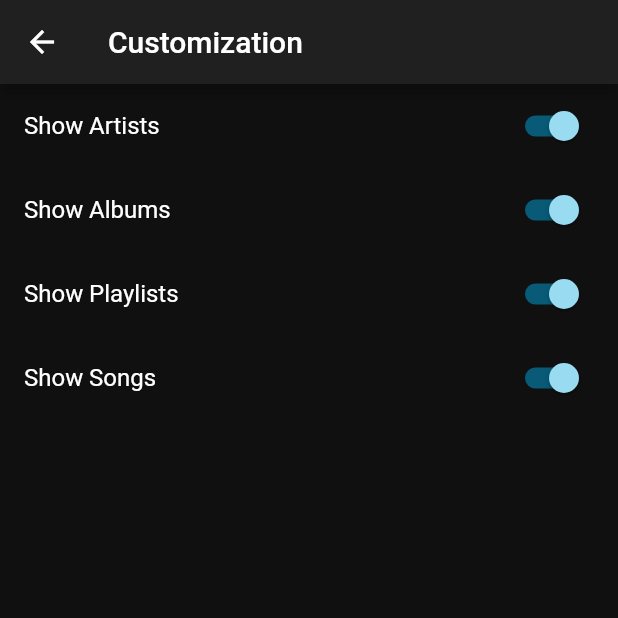
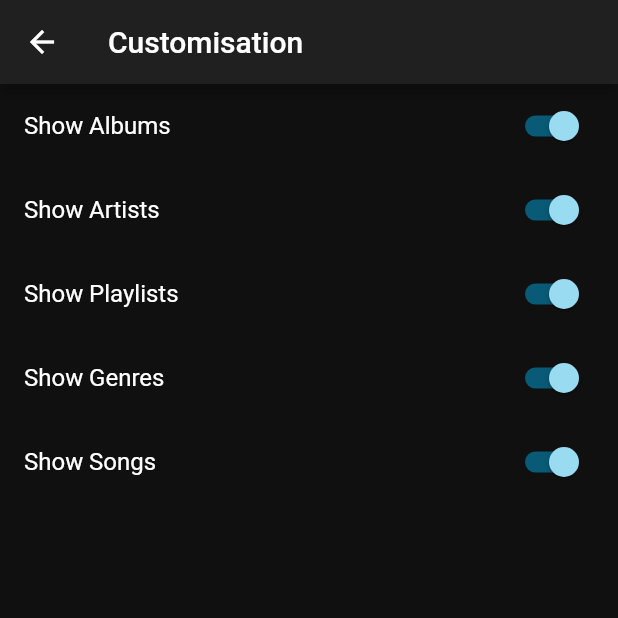
Before and after one commit to jmshrv/finamp, a Flutter app: the SettingsScreen screen opened by its route, after a tap on "Customization", on a phone screen of 412 x 824 dp, the top half of it. Run offline on Flutter 3.47's test engine with Material 2 defaults, Android fonts, the phone set to English and light mode, and no system bars; our stand-ins replace audio_service, cached_network_image, chopper, device_info, file_picker, get_it and 6 more; missing offline and left inert: audio_session, clipboard, file_sizes, flutter_downloader, simple_gesture_detector; accounts and stored records are empty; generated files the repository leaves out were written again; project files that could hold a hidden picture were left out.

Commit message:
Clean up custom tabs to use enum

```diff
--- a/lib/components/CustomizationSettingsScreen/HideTabToggle.dart
+++ b/lib/components/CustomizationSettingsScreen/HideTabToggle.dart
@@ -5,9 +5,12 @@ import '../../services/FinampSettingsHelper.dart';
 import '../../models/FinampModels.dart';
 
 class HideTabToggle extends StatelessWidget {
-  final String tabTitle;
+  const HideTabToggle({
+    Key? key,
+    required this.tabContentType,
+  }) : super(key: key);
 
-  const HideTabToggle({Key? key, required this.tabTitle}) : super(key: key);
+  final TabContentType tabContentType;
 
   @override
   Widget build(BuildContext context) {
@@ -15,10 +18,13 @@ class HideTabToggle extends StatelessWidget {
       valueListenable: FinampSettingsHelper.finampSettingsListener,
       builder: (_, box, __) {
         return SwitchListTile(
-          title: Text('Show ' + this.tabTitle),
-          value: FinampSettingsHelper.finampSettings.showTabs[this.tabTitle],
+          title: Text('Show ' + tabContentType.humanReadableName),
+          // This should never be null, but it gets set to true if it is.
+          value: FinampSettingsHelper
+                  .finampSettings.showTabs[this.tabContentType] ??
+              true,
           onChanged: (value) =>
-              FinampSettingsHelper.setShowTab(this.tabTitle, value),
+              FinampSettingsHelper.setShowTab(this.tabContentType, value),
         );
       },
     );
--- a/lib/components/MusicScreen/MusicScreenTabView.dart
+++ b/lib/components/MusicScreen/MusicScreenTabView.dart
@@ -10,8 +10,6 @@ import '../../services/DownloadsHelper.dart';
 import '../../components/AlbumScreen/SongListTile.dart';
 import '../errorSnackbar.dart';
 import 'AlbumListTile.dart';
-
-enum TabContentType { songs, albums, artists, genres, playlists }
 
 class MusicScreenTabView extends StatefulWidget {
   const MusicScreenTabView({
--- a/lib/main.dart
+++ b/lib/main.dart
@@ -26,7 +26,7 @@ import 'screens/TranscodingSettingsScreen.dart';
 import 'screens/DownloadLocationsSettingsScreen.dart';
 import 'screens/AddDownloadLocationScreen.dart';
 import 'screens/AudioServiceSettingsScreen.dart';
-import 'screens/CustomizationSettingsScreen.dart';
+import 'screens/CustomisationSettingsScreen.dart';
 import 'screens/AddToPlaylistScreen.dart';
 import 'services/AudioServiceHelper.dart';
 import 'services/JellyfinApiData.dart';
@@ -118,6 +118,7 @@ Future<void> setupHive() async {
   Hive.registerAdapter(QueueItemAdapter());
   Hive.registerAdapter(ExternalUrlAdapter());
   Hive.registerAdapter(NameLongIdPairAdapter());
+  Hive.registerAdapter(TabContentTypeAdapter());
   await Future.wait([
     Hive.openBox<DownloadedParent>("DownloadedParents"),
     Hive.openBox<DownloadedSong>("DownloadedItems"),
@@ -221,7 +222,8 @@ class Finamp extends StatelessWidget {
             "/settings/downloadlocations/add": (context) =>
                 AddDownloadLocationScreen(),
             "/settings/audioservice": (context) => AudioServiceSettingsScreen(),
-            "/settings/customization": (context) => CustomizationSettingsScreen(),
+            "/settings/customisation": (context) =>
+                CustomisationSettingsScreen(),
           },
           initialRoute: "/",
           darkTheme: ThemeData(
--- a/lib/models/FinampModels.dart
+++ b/lib/models/FinampModels.dart
@@ -31,6 +31,9 @@ class FinampSettings {
     this.isOffline = false,
     this.shouldTranscode = false,
     this.transcodeBitrate = 320000,
+    // downloadLocations is required since the other values can be created with
+    // default values. create() is used to return a FinampSettings with
+    // downloadLocations.
     required this.downloadLocations,
     this.androidStopForegroundOnPause = true,
     required this.showTabs,
@@ -47,24 +50,26 @@ class FinampSettings {
   @HiveField(4)
   late bool androidStopForegroundOnPause;
   @HiveField(5)
-  Map showTabs;
+  Map<TabContentType, bool> showTabs;
 
   static Future<FinampSettings> create() async {
     Directory internalSongDir = await getInternalSongDir();
-    Map<String, bool> showTabs = {
-      'Albums': true,
-      'Artists': true,
-      'Playlists': true,
-      'Songs': true
-    };
-    return FinampSettings(downloadLocations: [
+    return FinampSettings(
+      downloadLocations: [
         DownloadLocation(
           name: "Internal Storage",
           path: internalSongDir.path,
           useHumanReadableNames: false,
           deletable: false,
         )
-    ], showTabs: showTabs);
+      ],
+      // Create a map of TabContentType from TabContentType's values.
+      showTabs: Map.fromEntries(
+        TabContentType.values.map(
+          (e) => MapEntry(e, true),
+        ),
+      ),
+    );
   }
 }
 
@@ -230,3 +235,44 @@ class NewDownloadLocation {
   bool? useHumanReadableNames;
   bool deletable;
 }
+
+/// Supported tab types in MusicScreenTabView.
+@HiveType(typeId: 36)
+enum TabContentType {
+  @HiveField(0)
+  albums,
+
+  @HiveField(1)
+  artists,
+
+  @HiveField(2)
+  playlists,
+
+  @HiveField(3)
+  genres,
+
+  @HiveField(4)
+  songs,
+}
+
+extension TabContentTypeExtension on TabContentType {
+  /// Human-readable version of the [TabContentType]. For example, toString() on
+  /// [TabContentType.songs], toString() would return "TabContentType.songs".
+  /// With this function, the same input would return "Songs".
+  String get humanReadableName => _humanReadableName(this);
+
+  String _humanReadableName(TabContentType tabContentType) {
+    switch (tabContentType) {
+      case TabContentType.songs:
+        return "Songs";
+      case TabContentType.albums:
+        return "Albums";
+      case TabContentType.artists:
+        return "Artists";
+      case TabContentType.genres:
+        return "Genres";
+      case TabContentType.playlists:
+        return "Playlists";
+    }
+  }
+}
--- a/lib/screens/ArtistScreen.dart
+++ b/lib/screens/ArtistScreen.dart
@@ -1,6 +1,7 @@
 import 'package:flutter/material.dart';
 
 import '../models/JellyfinModels.dart';
+import '../models/FinampModels.dart';
 import '../components/MusicScreen/MusicScreenTabView.dart';
 import '../components/NowPlayingBar.dart';
 
--- /dev/null
+++ b/lib/screens/CustomisationSettingsScreen.dart
@@ -0,0 +1,25 @@
+import 'package:flutter/material.dart';
+
+import '../models/FinampModels.dart';
+import '../components/CustomizationSettingsScreen/HideTabToggle.dart';
+
+class CustomisationSettingsScreen extends StatelessWidget {
+  const CustomisationSettingsScreen({Key? key}) : super(key: key);
+
+  @override
+  Widget build(BuildContext context) {
+    return Scaffold(
+      appBar: AppBar(
+        title: Text("Customisation"),
+      ),
+      body: Scrollbar(
+        child: ListView.builder(
+          itemCount: TabContentType.values.length,
+          itemBuilder: (context, index) {
+            return HideTabToggle(tabContentType: TabContentType.values[index]);
+          },
+        ),
+      ),
+    );
+  }
+}
--- a/lib/screens/CustomizationSettingsScreen.dart
+++ /dev/null
@@ -1,27 +0,0 @@
-import 'package:finamp/components/CustomizationSettingsScreen/HideTabToggle.dart';
-import 'package:flutter/material.dart';
-
-// import '../components/AudioServiceSettingsScreen/StopForegroundSelector.dart';
-
-class CustomizationSettingsScreen extends StatelessWidget {
-  const CustomizationSettingsScreen({Key? key}) : super(key: key);
-
-  @override
-  Widget build(BuildContext context) {
-    return Scaffold(
-      appBar: AppBar(
-        title: Text("Customization"),
-      ),
-      body: Scrollbar(
-        child: ListView(
-          children: [
-            HideTabToggle(tabTitle: "Artists",),
-            HideTabToggle(tabTitle: "Albums",),
-            HideTabToggle(tabTitle: "Playlists",),
-            HideTabToggle(tabTitle: "Songs",)
-          ],
-        ),
-      ),
-    );
-  }
-}
--- a/lib/screens/SettingsScreen.dart
+++ b/lib/screens/SettingsScreen.dart
@@ -51,7 +51,7 @@ class SettingsScreen extends StatelessWidget {
               leading: Icon(Icons.settings),
               title: Text("Customization"),
               onTap: () =>
-                  Navigator.of(context).pushNamed("/settings/customization"),
+                  Navigator.of(context).pushNamed("/settings/customisation"),
             ),
           ],
         ),
--- a/lib/services/FinampSettingsHelper.dart
+++ b/lib/services/FinampSettingsHelper.dart
@@ -53,9 +53,9 @@ class FinampSettingsHelper {
         .put("FinampSettings", finampSettingsTemp);
   }
 
-  static void setShowTab(String tabTitle, bool value) {
+  static void setShowTab(TabContentType tabContentType, bool value) {
     FinampSettings finampSettingsTemp = finampSettings;
-    finampSettingsTemp.showTabs[tabTitle] = value;
+    finampSettingsTemp.showTabs[tabContentType] = value;
     Hive.box<FinampSettings>("FinampSettings")
         .put("FinampSettings", finampSettingsTemp);
   }
```
Also changed, not shown: lib/screens/MusicScreen.dart (+24 -46 lines), lib/models/FinampModels.g.dart. Lines whose indentation alone changed are shown as unchanged.
